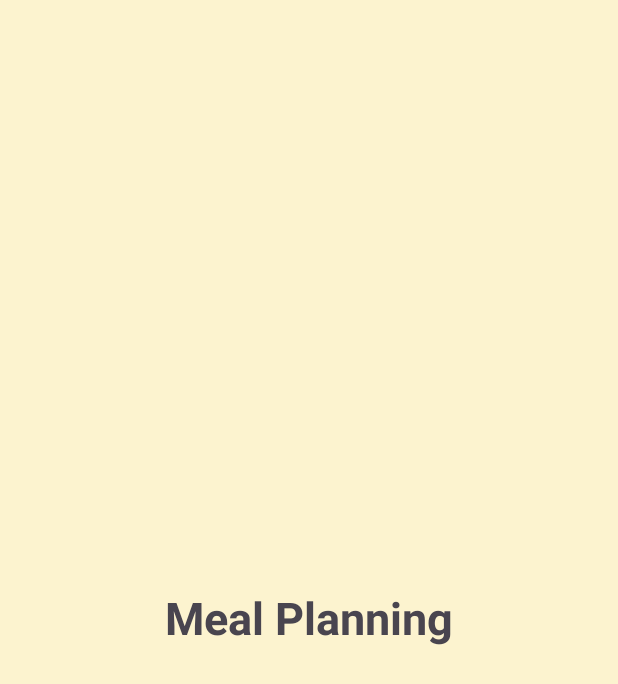
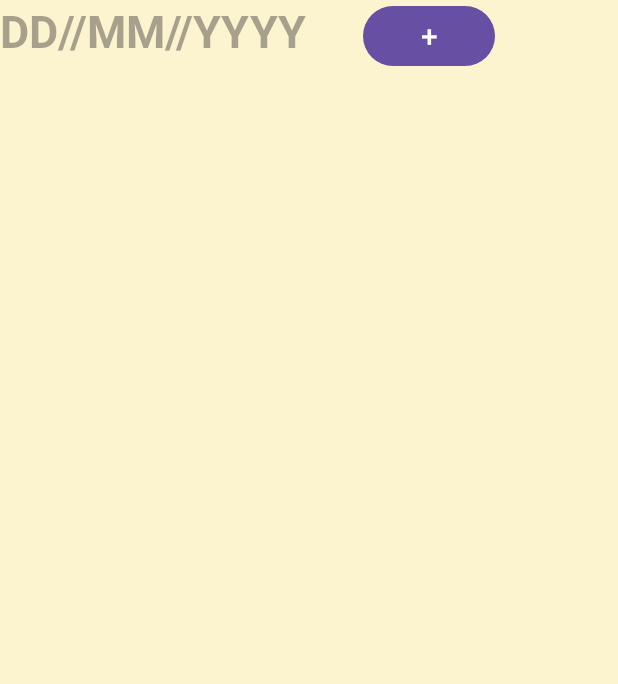
Before and after one commit to Shreya3624/Eat_meal, an Android app: the layout fragment_meal_planning.xml on its own in the app's theme, with its tools: preview values and no code run, on a phone screen of 412 x 824 dp. Shown: the top 684 px of the screen. Run offline under Robolectric (Android 15) with nearby library versions, the phone set to English and light mode, and no system bars.

Commit message:
meal_design commit

```diff
--- a/app/build.gradle.kts
+++ b/app/build.gradle.kts
@@ -43,6 +43,7 @@ dependencies {
     implementation("androidx.annotation:annotation:1.8.2")
     implementation("androidx.gridlayout:gridlayout:1.0.0")
     implementation("androidx.activity:activity-ktx:1.9.1")
+    implementation("androidx.activity:activity:1.9.1")
     testImplementation("junit:junit:4.13.2")
     androidTestImplementation("androidx.test.ext:junit:1.2.1")
     androidTestImplementation("androidx.test.espresso:espresso-core:3.6.1")
--- a/app/src/main/AndroidManifest.xml
+++ b/app/src/main/AndroidManifest.xml
@@ -14,6 +14,9 @@
         android:theme="@style/Theme.Eat_easy"
         tools:replace="android:appComponentFactory"
         tools:targetApi="31">
+        <activity
+            android:name=".ankit"
+            android:exported="false" />
         <activity
             android:name=".MainActivity2"
             android:exported="false" />
--- /dev/null
+++ b/app/src/main/res/layout/custom_spinner_item.xml
@@ -0,0 +1,6 @@
+<?xml version="1.0" encoding="utf-8"?>
+<TextView xmlns:android="http://schemas.android.com/apk/res/android"
+    android:layout_width="match_parent"
+    android:layout_height="match_parent">
+
+</TextView>
--- a/app/src/main/res/layout/fragment_meal_planning.xml
+++ b/app/src/main/res/layout/fragment_meal_planning.xml
@@ -1,19 +1,35 @@
 <?xml version="1.0" encoding="utf-8"?>
-<FrameLayout xmlns:android="http://schemas.android.com/apk/res/android"
+<RelativeLayout xmlns:android="http://schemas.android.com/apk/res/android"
     xmlns:tools="http://schemas.android.com/tools"
     android:layout_width="match_parent"
     android:layout_height="match_parent"
+    android:background="#fcf3cf "
     tools:context=".meal_planning">
 
     <!-- TODO: Update blank fragment layout -->
     <TextView
-        android:layout_gravity="center"
-        android:gravity="center"
-        android:textSize="30dp"
-        android:textStyle="bold"
-        android:background="#fcf3cf "
+        android:id="@+id/meal_date"
+        android:layout_width="wrap_content"
+        android:layout_height="wrap_content"
+        android:hint="DD//MM//YYYY"
+        android:textSize="30sp"
+        android:textStyle="bold" />
+
+    <Button
+        android:id="@+id/btn_add"
+        android:layout_width="wrap_content"
+        android:layout_height="wrap_content"
+        android:layout_marginStart="37dp"
+        android:layout_toEndOf="@+id/meal_date"
+        android:text="+"
+        android:textSize="20sp"
+        tools:ignore="SpeakableTextPresentCheck" />
+
+    <LinearLayout
         android:layout_width="match_parent"
+        android:layout_below="@id/meal_date"
+        android:id="@+id/container"
         android:layout_height="match_parent"
-        android:text="Meal Planning" />
+        android:orientation="vertical"/>
 
-</FrameLayout>
+</RelativeLayout>
--- a/app/src/main/res/layout/fragment_profile.xml
+++ b/app/src/main/res/layout/fragment_profile.xml
@@ -32,7 +32,7 @@
             android:layout_marginTop="100dp"
             android:drawableLeft="@drawable/baseline_person_24"
             android:drawablePadding="20dp"
-            android:text="Shreya Solanki"
+            android:text="Aryan Rajput"
             android:padding="10dp"
             android:textSize="20dp"
             android:textStyle="bold"
--- /dev/null
+++ b/app/src/main/res/values/refs.xml
@@ -0,0 +1,2 @@
+<?xml version="1.0" encoding="utf-8"?>
+<resources></resources>
```
Also changed, not shown: app/src/main/java/com/example/eat_easy/meal_planning.kt (+90 -40 lines), app/src/main/res/layout/meal_design.xml (added, +78 -0 lines).
